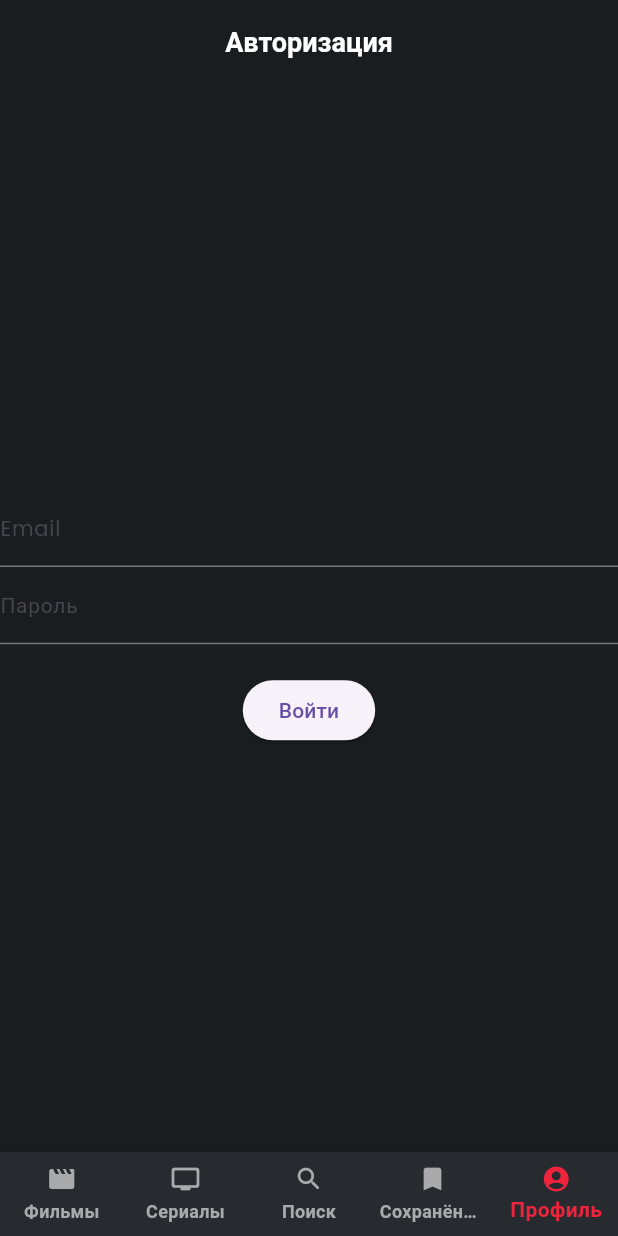
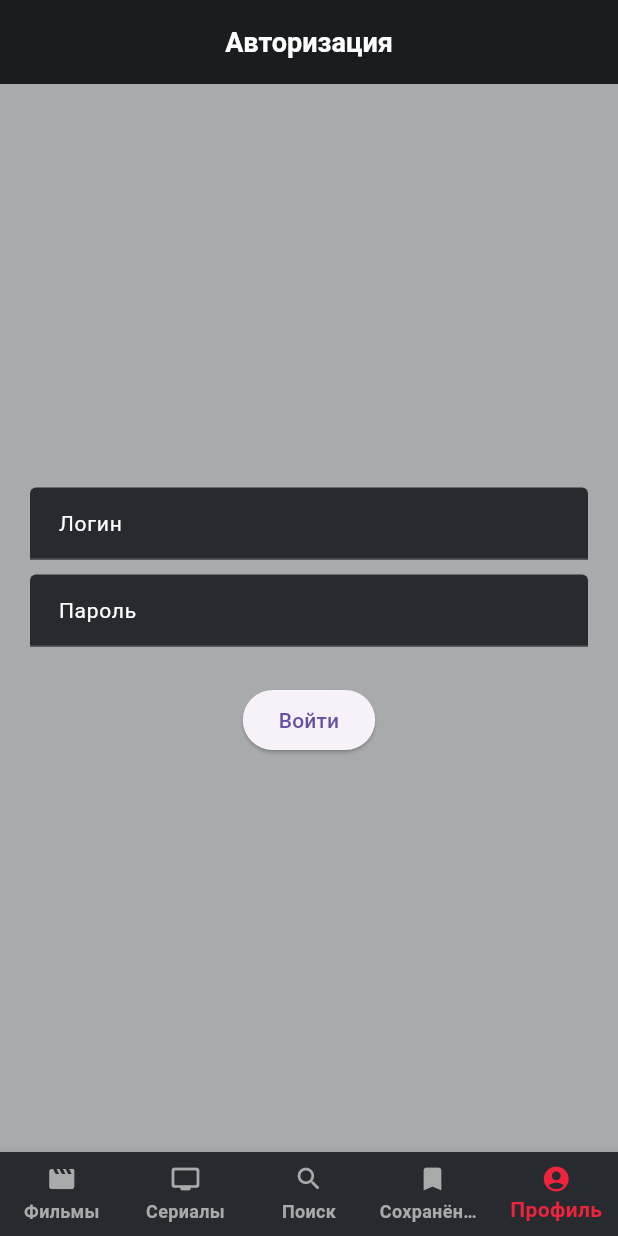
Before and after one commit to saydullayev-d/movie_app_android, a Flutter app: the AuthScreen screen opened by its route, on a phone screen of 412 x 824 dp. Run offline on Flutter 3.47's test engine with Material 3 defaults, Android fonts, the phone set to English and light mode, and no system bars; our stand-ins replace cached_network_image, carousel_slider, dartz, dio, equatable, flutter_bloc and 8 more; accounts and stored records are empty; network calls fail.

Commit message:
add login window

```diff
--- a/lib/auth/presentation/screens/auth_screen.dart
+++ b/lib/auth/presentation/screens/auth_screen.dart
@@ -2,7 +2,7 @@
 
 import 'package:flutter/material.dart';
 import 'package:flutter_bloc/flutter_bloc.dart';
-import 'package:movies_app/auth/presentation/blocs/auth_bloc.dart';
+import 'package:movies_app/core/resources/app_colors.dart';
 import 'package:movies_app/auth/presentation/widgets/auth_form.dart';
 
 class AuthScreen extends StatelessWidget {
@@ -15,6 +15,7 @@ class AuthScreen extends StatelessWidget {
       body: Center(
         child: AuthForm(),
       ),
+      backgroundColor: AppColors.primaryText,
     );
   }
 }
--- a/lib/auth/presentation/widgets/auth_form.dart
+++ b/lib/auth/presentation/widgets/auth_form.dart
@@ -3,6 +3,7 @@
 import 'package:flutter/material.dart';
 import 'package:flutter_bloc/flutter_bloc.dart';
 import 'package:movies_app/auth/presentation/blocs/auth_bloc.dart';
+import 'package:movies_app/core/resources/app_colors.dart';
 
 class AuthForm extends StatelessWidget {
   @override
@@ -12,27 +13,51 @@ class AuthForm extends StatelessWidget {
     return Column(
       mainAxisAlignment: MainAxisAlignment.center,
       children: [
-            // Текстовое поле для ввода email
-            TextFormField(
-              decoration: InputDecoration(labelText: 'Email'),
+        Container(
+          padding: const EdgeInsets.symmetric(horizontal: 20.0, vertical: 5.0),
+          child: TextFormField(
+            style: const TextStyle(
+              fontSize: 18.0,
             ),
-            // Текстовое поле для ввода пароля
-            TextFormField(
-              decoration: InputDecoration(labelText: 'Пароль'),
-              obscureText: true,
+            decoration: InputDecoration(
+              labelText: 'Логин',
+              contentPadding: const EdgeInsets.only(left: 15.0, right: 15.0),
+              filled: true,
+              fillColor: AppColors.secondaryBackground,
+              labelStyle: TextStyle(
+                color: AppColors.secondaryText,
               ),
-            SizedBox(height: 20),
-            // Кнопка для входа
+            ),
+          ),
+        ),
+        Container(
+          padding: const EdgeInsets.symmetric(horizontal: 20.0, vertical: 5.0),
+          child: TextFormField(
+            style: const TextStyle(
+              fontSize: 18.0,
+            ),
+            decoration: InputDecoration(
+              labelText: 'Пароль',
+              contentPadding: const EdgeInsets.only(left: 15.0, right: 15.0),
+              filled: true,
+              fillColor: AppColors.secondaryBackground,
+              labelStyle: TextStyle(
+                color: AppColors.secondaryText,
+              ),
+            ),
+          ),
+        ),
+        const SizedBox(height: 20),
         ElevatedButton(
           onPressed: () {
-                // Диспетчеризируйте событие входа пользователя
             BlocProvider.of<AuthBloc>(context).add(AuthEvent.login);
           },
-              child: Text('Войти'),
+          child: const Text('Войти'),
         ),
       ],
     );
   },
 );
+
   }
 }
--- a/lib/main.dart
+++ b/lib/main.dart
@@ -6,7 +6,6 @@ import 'package:movies_app/core/resources/app_router.dart';
 import 'package:movies_app/core/services/service_locator.dart';
 import 'package:movies_app/core/resources/app_strings.dart';
 import 'package:movies_app/core/resources/app_theme.dart';
-import 'package:movies_app/watchlist/presentation/controllers/watchlist_bloc/watchlist_bloc.dart';
 import 'package:movies_app/auth/presentation/blocs/auth_bloc.dart';
 
 void main() async {
```
Also changed, not shown: 1 other file. Lines whose indentation alone changed are shown as unchanged.
